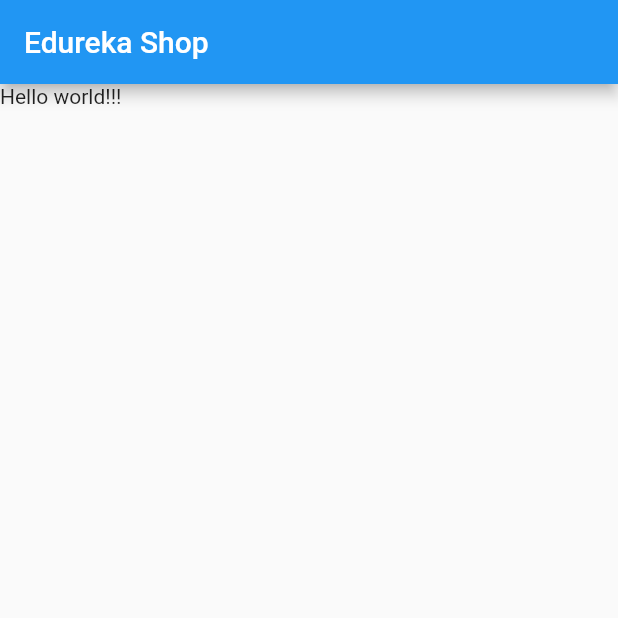
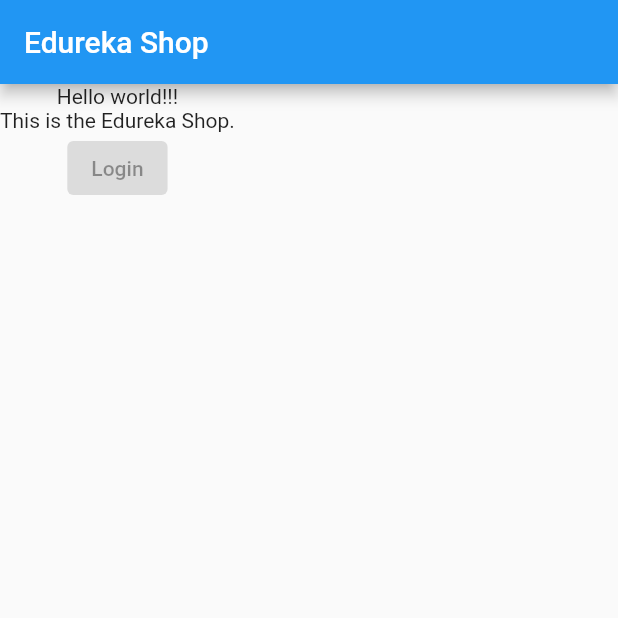
Before and after one commit to frontenddevtrainer/flutter_edureka_shopping_edu, a Flutter app: the screen it shows after launch, on a phone screen of 412 x 824 dp, the top half of it. Run offline on Flutter 3.47's test engine with Material 2 defaults, Android fonts, the phone set to English and light mode, and no system bars.

Commit message:
Colum layout

```diff
--- a/lib/main.dart
+++ b/lib/main.dart
@@ -14,7 +14,11 @@
       appBar: AppBar(
         title: const Text("Edureka Shop"),
       ),
-      body: const Text("Hello world!!!"),
+      body: Column(children: const [
+        Text("Hello world!!!"),
+        Text("This is the Edureka Shop."),
+        ElevatedButton(onPressed: null,child: Text("Login"),)
+      ]),
     ));
   }
 }
```
